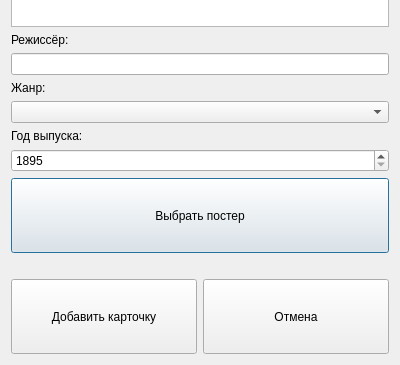
The window that ui/add_movie.ui (venterum/ReelKeeper) describes before a commit, drawn with Qt 5; both pictures show x 0 to 400 and y 178 to 543 of the 400 by 543 pixel window.
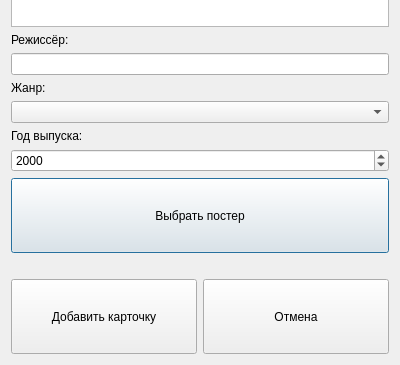
The same window after the commit.

```diff
--- a/ui/add_movie.ui
+++ b/ui/add_movie.ui
@@ -96,6 +96,9 @@
      <property name="maximum">
       <number>2100</number>
      </property>
+     <property name="value">
+      <number>2000</number>
+     </property>
     </widget>
    </item>
    <item>
```
